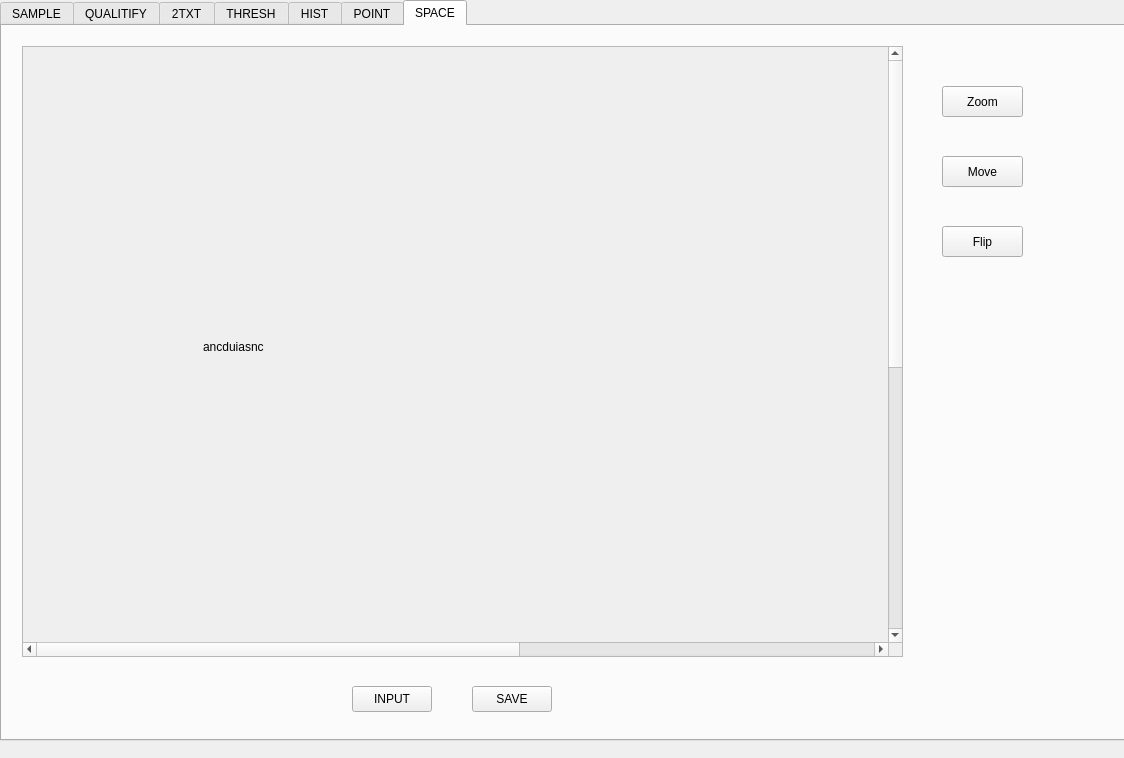
The window that mainwindow.ui (Zrealshadow/digitalpicture) describes before a commit, drawn with Qt 5.
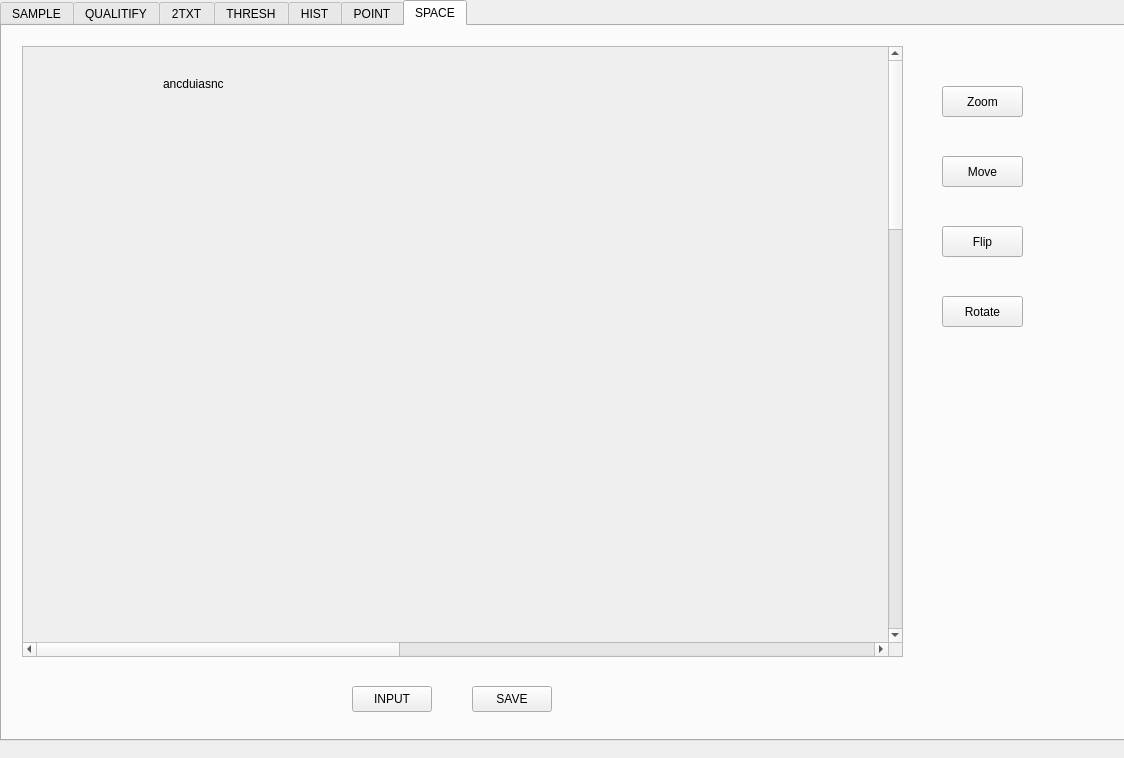
The same window after the commit. Custom widgets are drawn as their Qt base class.

What changed in the file:
```diff
--- a/mainwindow.ui
+++ b/mainwindow.ui
@@ -1473,15 +1473,15 @@
         <rect>
          <x>0</x>
          <y>0</y>
-         <width>1501</width>
-         <height>1100</height>
+         <width>2000</width>
+         <height>2000</height>
         </rect>
        </property>
        <widget class="QLabel" name="fig_space">
         <property name="geometry">
          <rect>
-          <x>180</x>
-          <y>-200</y>
+          <x>140</x>
+          <y>30</y>
           <width>1400</width>
           <height>1000</height>
          </rect>
@@ -1489,6 +1489,9 @@
         <property name="text">
          <string>ancduiasnc</string>
         </property>
+        <property name="alignment">
+         <set>Qt::AlignLeading|Qt::AlignLeft|Qt::AlignTop</set>
+        </property>
        </widget>
       </widget>
      </widget>
@@ -1518,6 +1521,19 @@
        <string>Flip</string>
       </property>
      </widget>
+     <widget class="QPushButton" name="space_Rotate">
+      <property name="geometry">
+       <rect>
+        <x>940</x>
+        <y>270</y>
+        <width>81</width>
+        <height>31</height>
+       </rect>
+      </property>
+      <property name="text">
+       <string>Rotate</string>
+      </property>
+     </widget>
     </widget>
    </widget>
   </widget>
```
